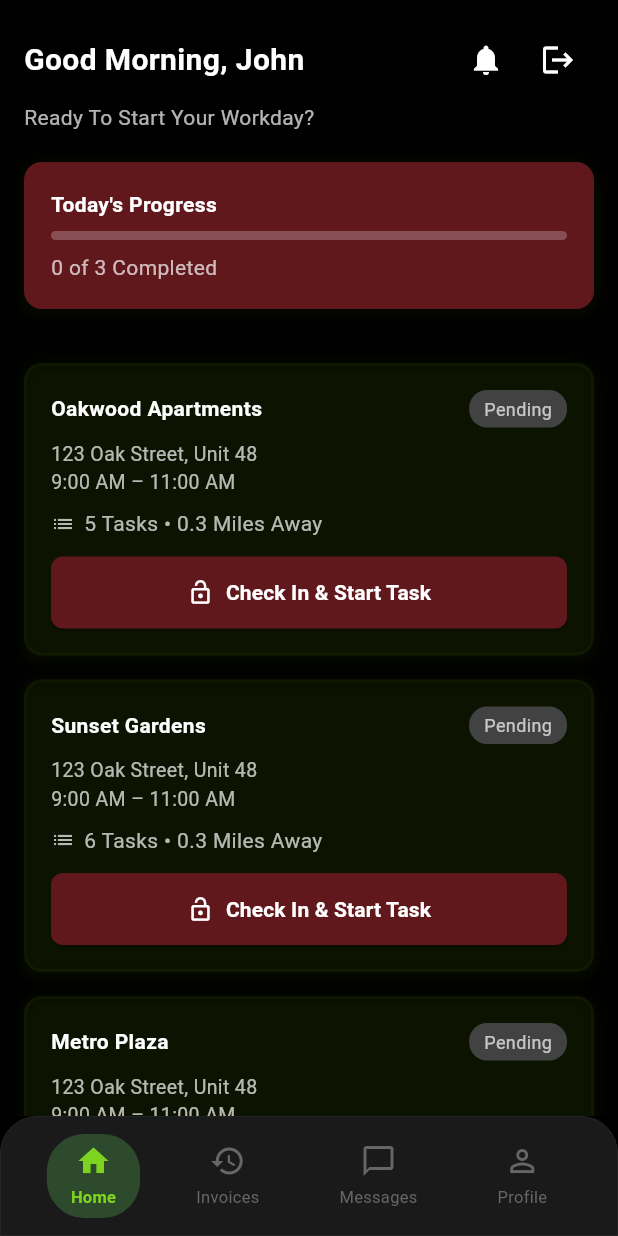
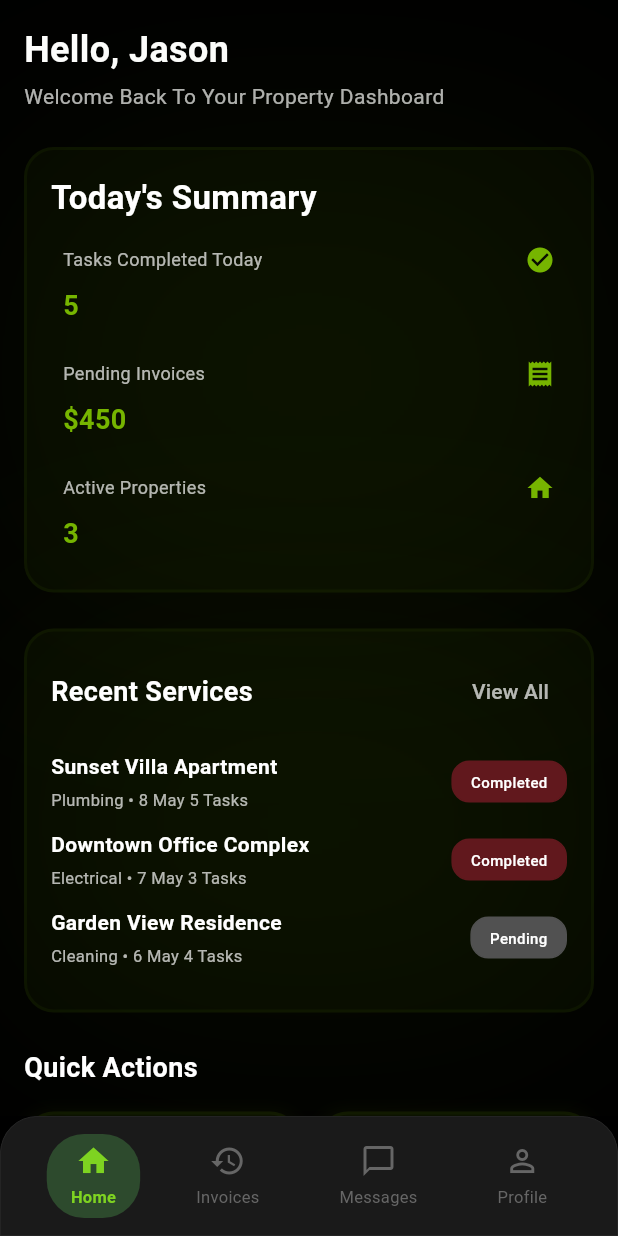
Before and after one commit to abdulrehman104/Outdoors-Mobile-App, a Flutter app: the CustomerHomeScreen screen opened by its route, on a phone screen of 412 x 824 dp. Run offline on Flutter 3.47's test engine with Material 3 defaults, Android fonts, the phone set to English and light mode, and no system bars; our stand-ins replace dio, flutter_secure_storage, shared_preferences; accounts and stored records are empty; project files that could hold a hidden picture were left out.

Commit message:
home screen done - Cusotmer

```diff
--- a/lib/features/customer/home/widgets/customer_home_top_section.dart
+++ b/lib/features/customer/home/widgets/customer_home_top_section.dart
@@ -1,6 +1,4 @@
 import 'package:flutter/material.dart';
-
-import 'package:cuttingedge/features/home/view/notification_screen.dart';
 
 class CustomerHomeTopSection extends StatelessWidget {
   const CustomerHomeTopSection({super.key});
@@ -12,195 +10,261 @@ class CustomerHomeTopSection extends StatelessWidget {
       child: Column(
         crossAxisAlignment: CrossAxisAlignment.start,
         children: [
-          /// Greeting with Notification and Logout Icons
-          Row(
-            mainAxisAlignment: MainAxisAlignment.spaceBetween,
-            children: [
+          /// Header Greeting
           const Text(
-                "Good Morning, John",
+            "Hello, Jason",
             style: TextStyle(
-                  fontSize: 20,
+              fontSize: 24,
               fontWeight: FontWeight.bold,
               color: Colors.white,
             ),
           ),
-              Row(
-                children: [
-                  IconButton(
-                    icon: const Icon(Icons.notifications, color: Colors.white),
-                    onPressed: () {
-                      Navigator.push(
-                        context,
-                        MaterialPageRoute(
-                          builder: (context) => const NotificationScreen(),
-                        ),
-                      );
-                    },
-                  ),
-                  IconButton(
-                    icon: const Icon(Icons.logout, color: Colors.white),
-                    onPressed: () {
-                      // Placeholder for logout functionality
-                      ScaffoldMessenger.of(context).showSnackBar(
-                        const SnackBar(content: Text("Logout pressed")),
-                      );
-                    },
-                  ),
-                ],
-              ),
-            ],
-          ),
           const SizedBox(height: 4),
           const Text(
-            "Ready To Start Your Workday?",
-            style: TextStyle(color: Colors.white70),
+            "Welcome Back To Your Property Dashboard",
+            style: TextStyle(
+              color: Colors.white70,
+              fontSize: 14,
             ),
-          const SizedBox(height: 20),
+          ),
+          const SizedBox(height: 24),
 
-          /// Progress Bar
+          /// Today's Summary Section with Border Container
           Container(
-            margin: const EdgeInsets.only(bottom: 16), // Consistent margin with task cards
-            padding: const EdgeInsets.all(16), // Updated padding to match task cards
             decoration: BoxDecoration(
-              color: const Color(0xFF61181D), // Transparent green background
-              borderRadius: BorderRadius.circular(12),
-              border: Border.all(color: const Color(0xFF61181D), width: 2), // Transparent green border
+              color: const Color(0x14466B00),
+              borderRadius: BorderRadius.circular(20),
+              border: Border.all(color: const Color(0x1A466B00), width: 2),
               boxShadow: [
                 BoxShadow(
-                  color: const Color(0x1A466B00), // Subtle green glow
-                  blurRadius: 8,
+                  color: const Color(0x1A466B00),
+                  blurRadius: 300,
                   spreadRadius: 2,
                   offset: const Offset(0, 2),
                 ),
               ],
             ),
+            child: Padding(
+              padding: const EdgeInsets.all(16.0),
               child: Column(
                 crossAxisAlignment: CrossAxisAlignment.start,
                 children: [
                   const Text(
-                  "Today's Progress",
-                  style: TextStyle(color: Colors.white, fontWeight: FontWeight.w600),
+                    "Today's Summary",
+                    style: TextStyle(
+                      color: Colors.white,
+                      fontSize: 22,
+                      fontWeight: FontWeight.w600,
+                    ),
                   ),
                   const SizedBox(height: 8),
-                LinearProgressIndicator(
-                  value: 0.0,
-                  backgroundColor: Colors.white24,
-                  color: const Color(0xFF61181D), // Green progress
-                  minHeight: 6,
-                  borderRadius: BorderRadius.circular(4),
+                  _buildSummaryCard(
+                    "Tasks Completed Today",
+                    "5",
+                    Icons.check_circle,
                   ),
-                const SizedBox(height: 8),
-                const Text("0 of 3 Completed", style: TextStyle(color: Colors.white70)),
+                  const SizedBox(height: 6),
+                  _buildSummaryCard(
+                    "Pending Invoices",
+                    "\$450",
+                    Icons.receipt,
+                  ),
+                  const SizedBox(height: 6),
+                  _buildSummaryCard(
+                    "Active Properties",
+                    "3",
+                    Icons.home,
+                  ),
                 ],
               ),
             ),
-          const SizedBox(height: 20),
+          ),
+          const SizedBox(height: 24),
 
-          /// Task Cards
-          _buildTaskCard(
-            context,
-            title: "Oakwood Apartments",
-            address: "123 Oak Street, Unit 48",
-            time: "9:00 AM – 11:00 AM",
-            tasks: "5 Tasks • 0.3 Miles Away",
+          /// Recent Services Section with Border Container
+          Container(
+            decoration: BoxDecoration(
+              color: const Color(0x14466B00),
+              borderRadius: BorderRadius.circular(20),
+              border: Border.all(color: const Color(0x1A466B00), width: 2),
+              boxShadow: [
+                BoxShadow(
+                  color: const Color(0x1A466B00),
+                  blurRadius: 300,
+                  spreadRadius: 2,
+                  offset: const Offset(0, 2),
                 ),
-          _buildTaskCard(
-            context,
-            title: "Sunset Gardens",
-            address: "123 Oak Street, Unit 48",
-            time: "9:00 AM – 11:00 AM",
-            tasks: "6 Tasks • 0.3 Miles Away",
+              ],
             ),
-          _buildTaskCard(
-            context,
-            title: "Metro Plaza",
-            address: "123 Oak Street, Unit 48",
-            time: "9:00 AM – 11:00 AM",
-            tasks: "5 Tasks • 0.3 Miles Away",
+            child: Padding(
+              padding: const EdgeInsets.all(16.0),
+              child: Column(
+                crossAxisAlignment: CrossAxisAlignment.start,
+                children: [
+                  Row(
+                    mainAxisAlignment: MainAxisAlignment.spaceBetween,
+                    children: [
+                      const Text(
+                        "Recent Services",
+                        style: TextStyle(
+                          color: Colors.white,
+                          fontSize: 18,
+                          fontWeight: FontWeight.w600,
+                        ),
+                      ),
+                      TextButton(
+                        onPressed: () {},
+                        child: const Text(
+                          "View All",
+                          style: TextStyle(
+                            color: Colors.white70,
+                            fontSize: 14,
+                          ),
+                        ),
+                      ),
+                    ],
+                  ),
+                  const SizedBox(height: 16),
+                  _buildServiceCard(
+                    "Sunset Villa Apartment",
+                    "Plumbing • 8 May 5 Tasks",
+                    "Completed",
+                    const Color(0xFF61181D),
+                  ),
+                  _buildServiceCard(
+                    "Downtown Office Complex",
+                    "Electrical • 7 May 3 Tasks",
+                    "Completed",
+                    const Color(0xFF61181D),
+                  ),
+                  _buildServiceCard(
+                    "Garden View Residence",
+                    "Cleaning • 6 May 4 Tasks",
+                    "Pending",
+                    const Color(0xFF515151),
+                  ),
+                ],
+              ),
+            ),
+          ),
+          const SizedBox(height: 24),
+
+          /// Quick Actions Section
+          const Text(
+            "Quick Actions",
+            style: TextStyle(
+              color: Colors.white,
+              fontSize: 18,
+              fontWeight: FontWeight.w600,
+            ),
+          ),
+          const SizedBox(height: 16),
+
+          /// Action Buttons
+          Row(
+            children: [
+              Expanded(
+                child: _buildActionButton(
+                  "Report Issue",
+                  Icons.report_problem_outlined,
+                      () {},
+                ),
+              ),
+              const SizedBox(width: 12),
+              Expanded(
+                child: _buildActionButton(
+                  "Pay Invoice",
+                  Icons.payment_outlined,
+                      () {},
+                ),
+              ),
+            ],
           ),
         ],
       ),
     );
   }
 
-  /// Task Card
-  Widget _buildTaskCard(
-      BuildContext context, {
-        required String title,
-        required String address,
-        required String time,
-        required String tasks,
-      }) {
-    return Container(
-      margin: const EdgeInsets.only(bottom: 16),
-      padding: const EdgeInsets.all(16),
-      decoration: BoxDecoration(
-        color: const Color(0x14466B00), // Transparent green background
-        borderRadius: BorderRadius.circular(12),
-        border: Border.all(color: const Color(0x1A466B00), width: 2), // Transparent green border
-        boxShadow: [
-          BoxShadow(
-            color: const Color(0x1A466B00), // Subtle green glow
-            blurRadius: 8,
-            spreadRadius: 2,
-            offset: const Offset(0, 2),
+  /// Summary Card Widget
+  Widget _buildSummaryCard(String title, String value, IconData icon) {
+    return Padding(
+      padding: const EdgeInsets.all(8),
+      child: Column(
+        crossAxisAlignment: CrossAxisAlignment.start,
+        children: [
+          Row(
+            mainAxisAlignment: MainAxisAlignment.spaceBetween,
+            children: [
+              Expanded(
+                child: Text(
+                  title,
+                  style: const TextStyle(
+                    color: Colors.white70,
+                    fontSize: 12,
+                  ),
+                  maxLines: 2,
+                  overflow: TextOverflow.ellipsis,
+                ),
+              ),
+              Icon(icon, color: const Color(0xFF76B500), size: 20),
+            ],
+          ),
+          const SizedBox(height: 8),
+          Text(
+            value,
+            style: const TextStyle(
+              color: Color(0xFF76B500),
+              fontSize: 18,
+              fontWeight: FontWeight.bold,
+            ),
           ),
         ],
       ),
+    );
+  }
+
+  /// Service Card Widget
+  Widget _buildServiceCard(String title, String subtitle, String status, Color statusColor) {
+    return Padding(
+      padding: const EdgeInsets.only(bottom: 12),
+      child: Row(
+        children: [
+          Expanded(
             child: Column(
               crossAxisAlignment: CrossAxisAlignment.start,
               children: [
-          /// Title + Status
-          Row(
-            mainAxisAlignment: MainAxisAlignment.spaceBetween,
-            children: [
-              Text(title,
+                Text(
+                  title,
                   style: const TextStyle(
-                      color: Colors.white, fontWeight: FontWeight.bold)),
-              Container(
-                padding: const EdgeInsets.symmetric(horizontal: 10, vertical: 4),
-                decoration: BoxDecoration(
-                  color: Colors.grey[800],
-                  borderRadius: BorderRadius.circular(12),
+                    color: Colors.white,
+                    fontSize: 14,
+                    fontWeight: FontWeight.w600,
                   ),
-                child: const Text("Pending",
-                    style: TextStyle(color: Colors.white70, fontSize: 12)),
+                ),
+                const SizedBox(height: 4),
+                Text(
+                  subtitle,
+                  style: const TextStyle(
+                    color: Colors.white70,
+                    fontSize: 11,
+                  ),
                 ),
               ],
             ),
-          const SizedBox(height: 8),
-
-          /// Address & Time
-          Text(address, style: const TextStyle(color: Colors.white70, fontSize: 13)),
-          Text(time, style: const TextStyle(color: Colors.white70, fontSize: 13)),
-          const SizedBox(height: 8),
-
-          /// Tasks
-          Row(
-            children: [
-              const Icon(Icons.list, size: 16, color: Colors.white70),
-              const SizedBox(width: 6),
-              Text(tasks, style: const TextStyle(color: Colors.white70)),
-            ],
           ),
-          const SizedBox(height: 12),
-
-          /// Button
-          SizedBox(
-            width: double.infinity,
-            child: ElevatedButton.icon(
-              onPressed: () {},
-              style: ElevatedButton.styleFrom(
-                backgroundColor: const Color(0xFF61181D), // Solid green
-                padding: const EdgeInsets.symmetric(vertical: 14),
-                shape: RoundedRectangleBorder(
-                  borderRadius: BorderRadius.circular(8),
+          Container(
+            padding: const EdgeInsets.symmetric(horizontal: 12, vertical: 6),
+            decoration: BoxDecoration(
+              color: statusColor,
+              borderRadius: BorderRadius.circular(12),
+              border: Border.all(color: statusColor),
             ),
-              ),
-              icon: const Icon(Icons.lock_open, color: Colors.white),
-              label: const Text(
-                "Check In & Start Task",
-                style: TextStyle(color: Colors.white, fontWeight: FontWeight.w600),
+            child: Text(
+              status,
+              style: const TextStyle(
+                color: Colors.white,
+                fontSize: 10,
+                fontWeight: FontWeight.w500,
               ),
             ),
           ),
@@ -208,4 +272,49 @@ class CustomerHomeTopSection extends StatelessWidget {
       ),
     );
   }
+
+  /// Action Button Widget
+  Widget _buildActionButton(String label, IconData icon, VoidCallback onPressed) {
+    return Container(
+      decoration: BoxDecoration(
+        color: const Color(0x14466B00),
+        borderRadius: BorderRadius.circular(20), // Match radius with other containers
+        border: Border.all(color: const Color(0x1A466B00), width: 2), // Single border
+        boxShadow: [
+          BoxShadow(
+            color: const Color(0x1A466B00),
+            blurRadius: 8,
+            spreadRadius: 2,
+            offset: const Offset(0, 2),
+          ),
+        ],
+      ),
+      child: Material(
+        color: Colors.transparent,
+        borderRadius: BorderRadius.circular(20), // Match radius for ripple effect
+        child: InkWell(
+          onTap: onPressed,
+          borderRadius: BorderRadius.circular(20), // Match radius for ripple effect
+          child: Padding(
+            padding: const EdgeInsets.all(16),
+            child: Column(
+              children: [
+                Icon(icon, color: Colors.white70, size: 20),
+                const SizedBox(height: 8),
+                Text(
+                  label,
+                  style: const TextStyle(
+                    color: Colors.white,
+                    fontSize: 10,
+                    fontWeight: FontWeight.w500,
+                  ),
+                  textAlign: TextAlign.center,
+                ),
+              ],
+            ),
+          ),
+        ),
+      ),
+    );
   }
+}
```
Lines whose indentation alone changed are shown as unchanged.
